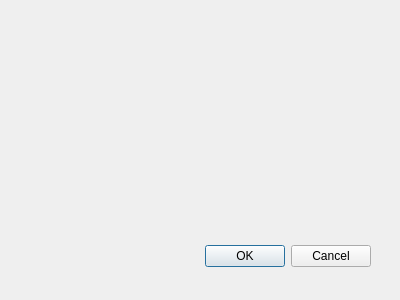
Qt form src/windows/uis/LoginDialog.ui (ZulusK/orchestrix) before a commit.
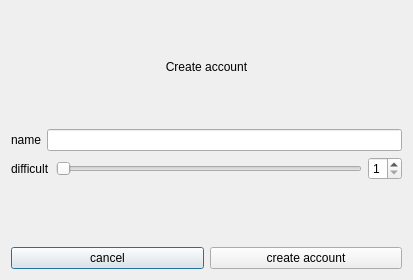
The same form after that commit.

The edit to the form file:
```diff
--- a/src/windows/uis/LoginDialog.ui
+++ b/src/windows/uis/LoginDialog.ui
@@ -8,29 +8,94 @@
    <rect>
     <x>0</x>
     <y>0</y>
-    <width>400</width>
-    <height>300</height>
+    <width>413</width>
+    <height>280</height>
    </rect>
   </property>
   <property name="windowTitle">
    <string>Dialog</string>
   </property>
-  <widget name="buttonBox" class="QDialogButtonBox">
-   <property name="geometry">
-    <rect>
-     <x>30</x>
-     <y>240</y>
-     <width>341</width>
-     <height>32</height>
-    </rect>
-   </property>
-   <property name="orientation">
-    <enum>Qt::Horizontal</enum>
-   </property>
-   <property name="standardButtons">
-    <set>QDialogButtonBox::Cancel|QDialogButtonBox::Ok</set>
-   </property>
-  </widget>
+  <layout class="QVBoxLayout" name="verticalLayout">
+   <item>
+    <widget class="QLabel" name="label_3">
+     <property name="text">
+      <string>Create account</string>
+     </property>
+     <property name="alignment">
+      <set>Qt::AlignCenter</set>
+     </property>
+    </widget>
+   </item>
+   <item>
+    <layout class="QFormLayout" name="formLayout">
+     <item row="0" column="0">
+      <widget class="QLabel" name="label">
+       <property name="text">
+        <string>name</string>
+       </property>
+      </widget>
+     </item>
+     <item row="0" column="1">
+      <widget class="QLineEdit" name="nameEdit"/>
+     </item>
+     <item row="2" column="0" colspan="2">
+      <layout class="QHBoxLayout" name="horizontalLayout">
+       <item>
+        <widget class="QLabel" name="label_2">
+         <property name="text">
+          <string>difficult</string>
+         </property>
+        </widget>
+       </item>
+       <item>
+        <widget class="QSlider" name="horizontalSlider">
+         <property name="minimum">
+          <number>1</number>
+         </property>
+         <property name="maximum">
+          <number>5</number>
+         </property>
+         <property name="orientation">
+          <enum>Qt::Horizontal</enum>
+         </property>
+        </widget>
+       </item>
+       <item>
+        <widget class="QSpinBox" name="spinBox">
+         <property name="minimum">
+          <number>1</number>
+         </property>
+         <property name="maximum">
+          <number>5</number>
+         </property>
+         <property name="value">
+          <number>1</number>
+         </property>
+        </widget>
+       </item>
+      </layout>
+     </item>
+    </layout>
+   </item>
+   <item>
+    <layout class="QHBoxLayout" name="horizontalLayout_2">
+     <item>
+      <widget class="QPushButton" name="pushButton_2">
+       <property name="text">
+        <string>cancel</string>
+       </property>
+      </widget>
+     </item>
+     <item>
+      <widget class="QPushButton" name="pushButton">
+       <property name="text">
+        <string>create account</string>
+       </property>
+      </widget>
+     </item>
+    </layout>
+   </item>
+  </layout>
  </widget>
  <pixmapfunction/>
  <resources/>
```
Left out of the diff: 42 changed lines with no effect on the pictures.
